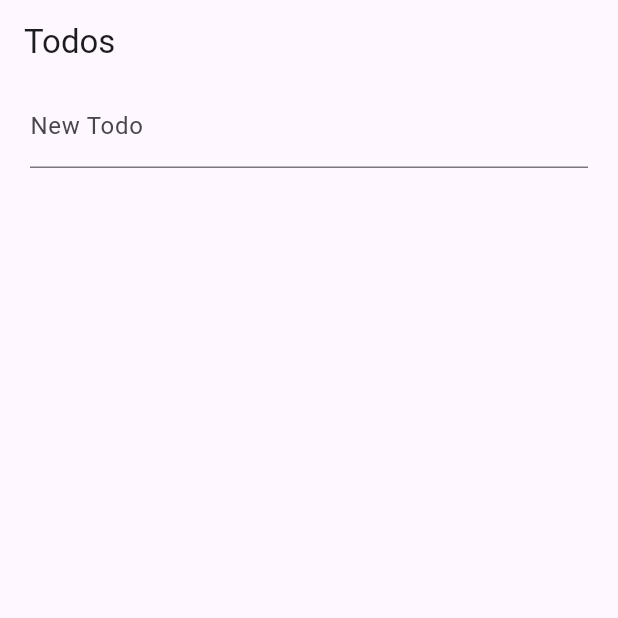
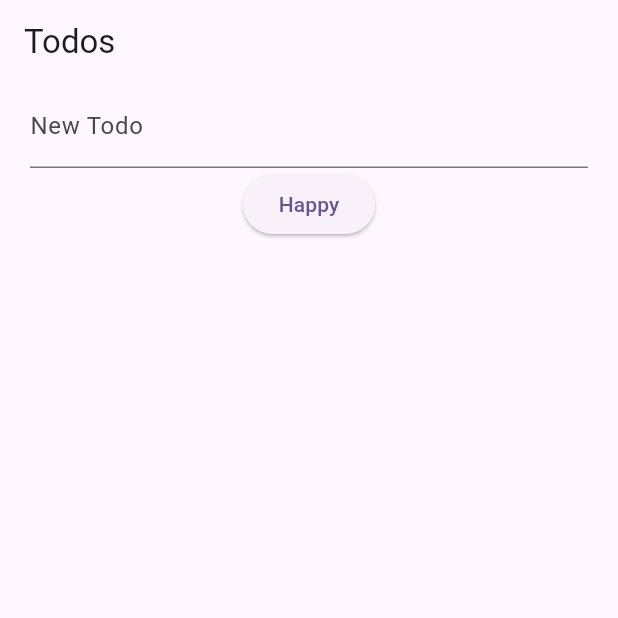
Before and after one commit to TX-Phuc-d8m7/flutter-riverpod-project, a Flutter app: the TodosPage screen opened directly, on a phone screen of 412 x 824 dp, the top half of it. Run offline on Flutter 3.47's test engine with Material 3 defaults, Android fonts, the phone set to English and light mode, and no system bars; our stand-ins replace dio, equatable, flutter_riverpod, freezed_annotation, riverpod_annotation; missing offline and left inert: bulleted_list; generated files the repository leaves out were written again.

Commit message:
Daily Commit

```diff
--- a/change_notifier_provider/lib/pages/todos_page.dart
+++ b/change_notifier_provider/lib/pages/todos_page.dart
@@ -65,7 +65,9 @@ class _AddTodoState extends ConsumerState<AddTodo> {
   Widget build(BuildContext context) {
     return Padding(
       padding: const EdgeInsets.symmetric(horizontal: 20.0),
-      child: TextField(
+      child: Column(
+        children: [
+          TextField(
             controller: textController,
             decoration: const InputDecoration(
               labelText: 'New Todo',
@@ -77,6 +79,9 @@ class _AddTodoState extends ConsumerState<AddTodo> {
               }
             },
           ),
+          ElevatedButton(onPressed: () {}, child: Text("Happy"))
+        ],
+      ),
     );
   }
 }
```
Lines whose indentation alone changed are shown as unchanged.
